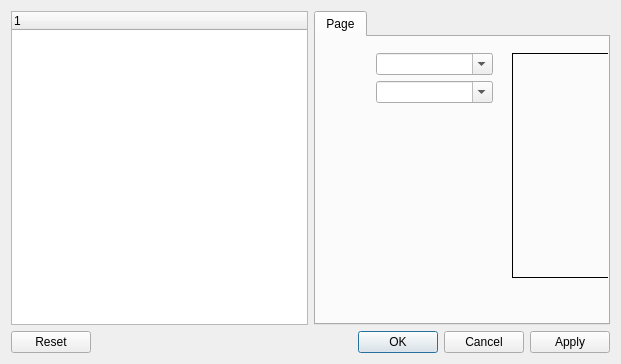
Above: Forms/CPersonEdit.ui from skynowa/xxxdb before the change. Below: the same form after it.
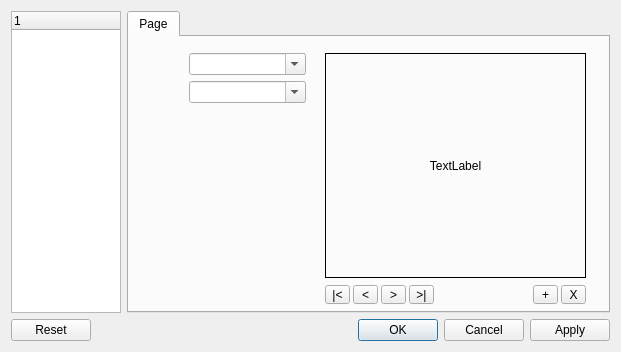
That is the form after the change.

Commit message: JOB: CPersonEdit

```diff
--- a/Forms/CPersonEdit.ui
+++ b/Forms/CPersonEdit.ui
@@ -7,7 +7,7 @@
     <x>0</x>
     <y>0</y>
     <width>621</width>
-    <height>364</height>
+    <height>352</height>
    </rect>
   </property>
   <property name="windowTitle">
@@ -16,6 +16,18 @@
   <layout class="QGridLayout" name="gridLayout">
    <item row="0" column="0">
     <widget class="QTreeWidget" name="twGroups">
+     <property name="minimumSize">
+      <size>
+       <width>110</width>
+       <height>0</height>
+      </size>
+     </property>
+     <property name="maximumSize">
+      <size>
+       <width>100</width>
+       <height>16777215</height>
+      </size>
+     </property>
      <column>
       <property name="text">
        <string notr="true">1</string>
@@ -89,17 +101,82 @@
         <number>4</number>
        </property>
       </widget>
-      <widget class="QPushButton" name="btnPhotoAlbum">
+      <widget class="QToolButton" name="tbtnPhotoChange">
        <property name="geometry">
         <rect>
-         <x>296</x>
+         <x>404</x>
          <y>248</y>
-         <width>75</width>
-         <height>23</height>
+         <width>25</width>
+         <height>19</height>
         </rect>
        </property>
        <property name="text">
-        <string>Photo album</string>
+        <string>+</string>
+       </property>
+      </widget>
+      <widget class="QToolButton" name="tbtnPhotoDelete">
+       <property name="geometry">
+        <rect>
+         <x>432</x>
+         <y>248</y>
+         <width>25</width>
+         <height>19</height>
+        </rect>
+       </property>
+       <property name="text">
+        <string>X</string>
+       </property>
+      </widget>
+      <widget class="QToolButton" name="toolButton">
+       <property name="geometry">
+        <rect>
+         <x>196</x>
+         <y>248</y>
+         <width>25</width>
+         <height>19</height>
+        </rect>
+       </property>
+       <property name="text">
+        <string>|&lt;</string>
+       </property>
+      </widget>
+      <widget class="QToolButton" name="toolButton_2">
+       <property name="geometry">
+        <rect>
+         <x>224</x>
+         <y>248</y>
+         <width>25</width>
+         <height>19</height>
+        </rect>
+       </property>
+       <property name="text">
+        <string>&lt;</string>
+       </property>
+      </widget>
+      <widget class="QToolButton" name="toolButton_3">
+       <property name="geometry">
+        <rect>
+         <x>252</x>
+         <y>248</y>
+         <width>25</width>
+         <height>19</height>
+        </rect>
+       </property>
+       <property name="text">
+        <string>&gt;</string>
+       </property>
+      </widget>
+      <widget class="QToolButton" name="toolButton_4">
+       <property name="geometry">
+        <rect>
+         <x>280</x>
+         <y>248</y>
+         <width>25</width>
+         <height>19</height>
+        </rect>
+       </property>
+       <property name="text">
+        <string>&gt;|</string>
        </property>
       </widget>
      </widget>
```
Left out of the diff: 14 changed lines with no effect on the pictures. The commit also changes 7 other files.
